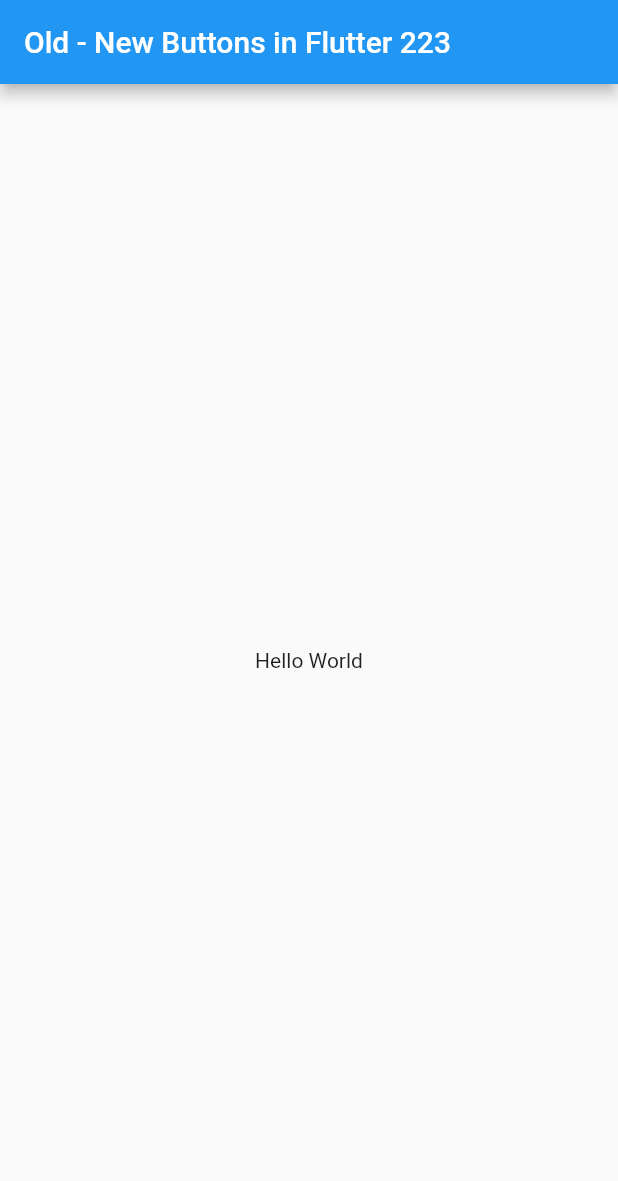
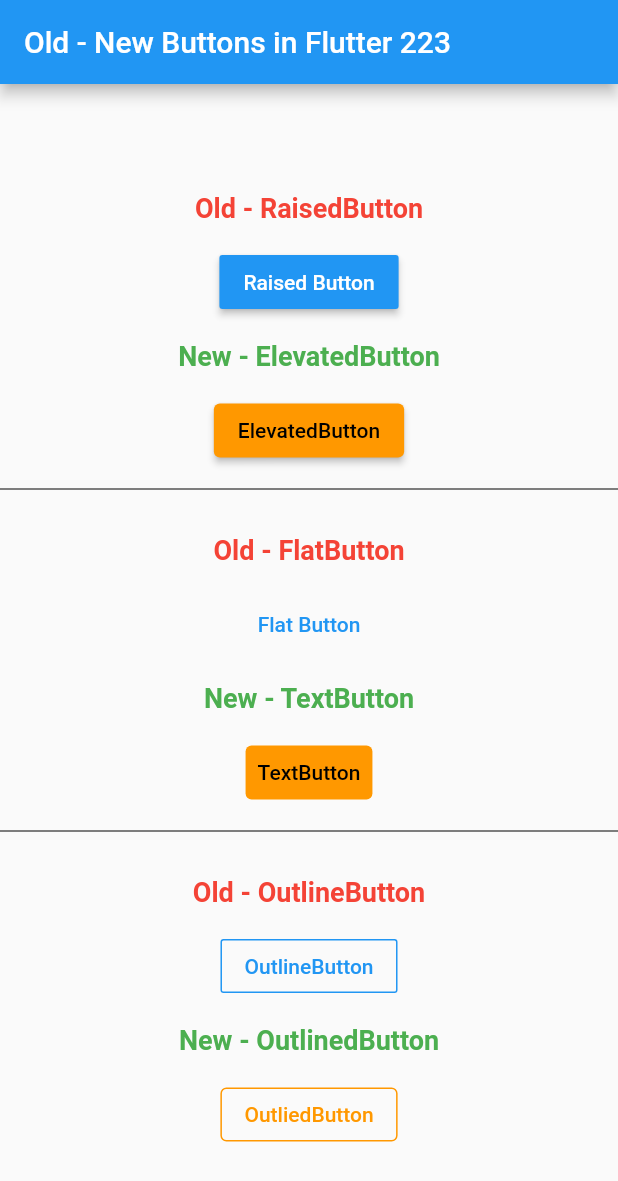
Before and after one commit to DavidCastelloBatet/buttons_old_new_f223, a Flutter app: the screen it shows after launch, on a phone screen of 412 x 824 dp. Shown: the top 1181 px of the screen. Run offline on Flutter 3.47's test engine with Material 2 defaults, Android fonts, the phone set to English and light mode, and no system bars.

Commit message:
comparative old versus new buttons

```diff
--- a/lib/main.dart
+++ b/lib/main.dart
@@ -1,4 +1,6 @@
 import 'package:flutter/material.dart';
+
+import './title.dart';
 
 void main() => runApp(MyApp());
 
@@ -12,8 +14,81 @@
           title: Text('Old - New Buttons in Flutter 223'),
         ),
         body: Center(
-          child: Container(
-            child: Text('Hello World'),
+          child: Column(
+            mainAxisAlignment: MainAxisAlignment.center,
+            children: [
+              // RaisedButton versus ...ElevatedButton
+              TitleWidget(
+                  titulo: 'Old - RaisedButton', colorOldNew: Colors.red),
+              RaisedButton(
+                onPressed: () {
+                  print('Raised Button');
+                },
+                child: Text('Raised Button'),
+                color: Colors.blue,
+                textColor: Colors.white,
+              ),
+              TitleWidget(
+                  titulo: 'New - ElevatedButton', colorOldNew: Colors.green),
+              ElevatedButton(
+                onPressed: () {
+                  print('ElevatedButton');
+                },
+                child: Text('ElevatedButton'),
+                style: ButtonStyle(
+                  backgroundColor: MaterialStateProperty.all(Colors.orange),
+                  foregroundColor: MaterialStateProperty.all(Colors.black),
+                ),
+              ),
+              Divider(height: 30, color: Colors.black),
+
+              // FlatButton versus ...TextButton
+              TitleWidget(titulo: 'Old - FlatButton', colorOldNew: Colors.red),
+              FlatButton(
+                onPressed: () {
+                  print('Flat Button');
+                },
+                child: Text('Flat Button'),
+                textColor: Colors.blue,
+              ),
+              TitleWidget(
+                  titulo: 'New - TextButton', colorOldNew: Colors.green),
+              TextButton(
+                onPressed: () {
+                  print('TextButton');
+                },
+                child: Text('TextButton'),
+                style: ButtonStyle(
+                  backgroundColor: MaterialStateProperty.all(Colors.orange),
+                  foregroundColor: MaterialStateProperty.all(Colors.black),
+                ),
+              ),
+              Divider(height: 30, color: Colors.black),
+
+              // OutlineButton versus ... OutlinedButton
+              TitleWidget(
+                  titulo: 'Old - OutlineButton', colorOldNew: Colors.red),
+              OutlineButton(
+                onPressed: () {
+                  print('Outline Button');
+                },
+                child: Text('OutlineButton'),
+                textColor: Colors.blue,
+                borderSide: BorderSide(color: Colors.blue),
+              ),
+              TitleWidget(
+                  titulo: 'New - OutlinedButton', colorOldNew: Colors.green),
+              OutlinedButton(
+                onPressed: () {
+                  print('OutlinedButton');
+                },
+                child: Text('OutliedButton'),
+                style: OutlinedButton.styleFrom(
+                  primary: Colors.orange,
+                  side: BorderSide(color: Colors.orange),
+                ),
+              ),
+            ],
           ),
         ),
       ),
--- /dev/null
+++ b/lib/title.dart
@@ -0,0 +1,23 @@
+import 'package:flutter/material.dart';
+
+class TitleWidget extends StatelessWidget {
+  final String? titulo;
+  final Color? colorOldNew;
+
+  TitleWidget({this.titulo, this.colorOldNew});
+
+  @override
+  Widget build(BuildContext context) {
+    return Container(
+      margin: EdgeInsets.all(15),
+      child: Text(
+        titulo!,
+        style: TextStyle(
+          color: colorOldNew,
+          fontSize: 18,
+          fontWeight: FontWeight.bold,
+        ),
+      ),
+    );
+  }
+}
```
